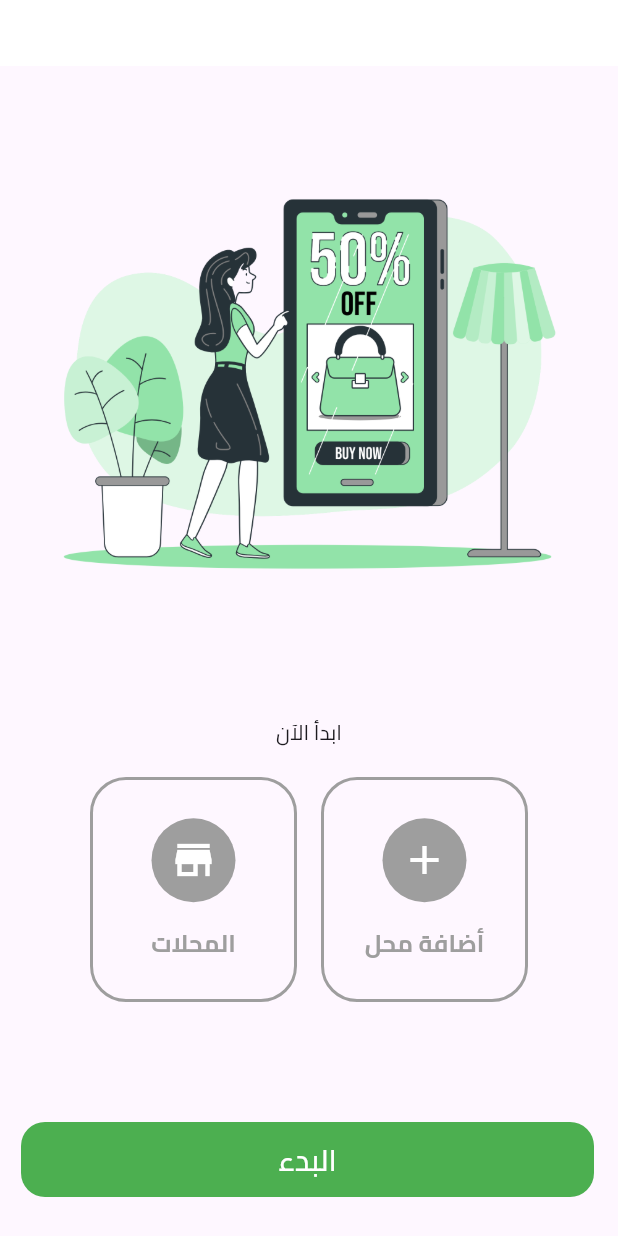
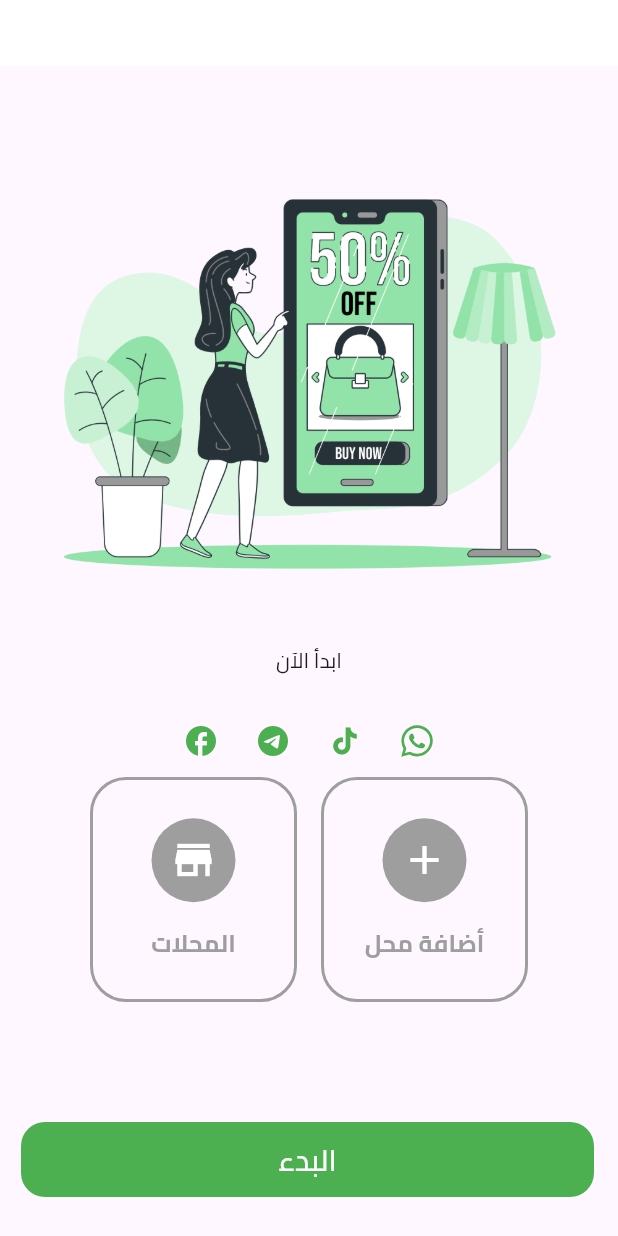
Before and after one commit to yassabadr4/ween-app, a Flutter app: the screen it shows after launch, swiped to page 4, on a phone screen of 412 x 824 dp. Run offline on Flutter 3.47's test engine with Material 3 defaults, Android fonts, the phone set to English and light mode, and no system bars; drawn by our look-alikes of flutter_onboarding_slider; our stand-ins replace bloc, cached_network_image, carousel_slider, dio, equatable, firebase_auth and 7 more; accounts and stored records are empty.

Commit message:
finishing ui

```diff
--- a/lib/features/Splash/onboarding.dart
+++ b/lib/features/Splash/onboarding.dart
@@ -2,7 +2,10 @@ import 'package:flutter/cupertino.dart';
 import 'package:flutter/material.dart';
 import 'package:flutter_onboarding_slider/flutter_onboarding_slider.dart';
 import 'package:go_router/go_router.dart';
+import 'package:ionicons/ionicons.dart';
+import 'package:url_launcher/url_launcher.dart';
 import 'package:ween/core/componants/assets.dart';
+import 'package:ween/features/Splash/presentation/view/custom_icon.dart';
 
 import '../../core/componants/buttons/button_card.dart';
 import '../../core/componants/colors.dart';
@@ -18,8 +21,10 @@ class OnBoarding extends StatefulWidget {
 bool isOwner = false;
 bool isCustomer = false;
 
+
 class _OnBoardingState extends State<OnBoarding> {
 
+  final Uri url1 = Uri.parse('https://www.facebook.com/profile.php?id=61551255039332');
   @override
   Widget build(BuildContext context) {
     return CupertinoApp(
@@ -54,8 +59,11 @@ class _OnBoardingState extends State<OnBoarding> {
           const Column(
             mainAxisAlignment: MainAxisAlignment.end,
             children: [
-              Center(child: Text(' ween app مرحبا ! اكتشف أفضل الخصومات والعروض فقط من',textAlign: TextAlign.center)),
-              const SizedBox(
+              Center(
+                  child: Text(
+                      ' ween app مرحبا ! اكتشف أفضل الخصومات والعروض فقط من',
+                      textAlign: TextAlign.center)),
+              SizedBox(
                 height: 120,
               )
             ],
@@ -63,8 +71,12 @@ class _OnBoardingState extends State<OnBoarding> {
           const Column(
             mainAxisAlignment: MainAxisAlignment.end,
             children: [
-              Center(child: Text('استفد من تنوع الخصومات والعروض المقدمة فى جميع المحلات وعلى جميع الخدمات',textAlign: TextAlign.center,)),
-              const SizedBox(
+              Center(
+                  child: Text(
+                'استفد من تنوع الخصومات والعروض المقدمة فى جميع المحلات وعلى جميع الخدمات',
+                textAlign: TextAlign.center,
+              )),
+              SizedBox(
                 height: 120,
               )
             ],
@@ -72,8 +84,11 @@ class _OnBoardingState extends State<OnBoarding> {
           const Column(
             mainAxisAlignment: MainAxisAlignment.end,
             children: [
-              Center(child: Text('استمتع بخصومات حصرية تجعل تسوقك أكثر متعة واقتصادا',textAlign: TextAlign.center)),
-              const SizedBox(
+              Center(
+                  child: Text(
+                      'استمتع بخصومات حصرية تجعل تسوقك أكثر متعة واقتصادا',
+                      textAlign: TextAlign.center)),
+              SizedBox(
                 height: 120,
               )
             ],
@@ -81,10 +96,45 @@ class _OnBoardingState extends State<OnBoarding> {
           Column(
             mainAxisAlignment: MainAxisAlignment.end,
             children: [
-              Text('ابدأ الآن',textAlign: TextAlign.center,),
-              SizedBox(
+              const Text(
+                'ابدأ الآن',
+                textAlign: TextAlign.center,
+              ),
+              const SizedBox(
                 height: 20,
               ),
+              Row(mainAxisAlignment: MainAxisAlignment.center, children: [
+                CustomIcon(
+                  onPressed: () {
+                    launchUrl(url1);
+                  },
+                  icon: const Icon(
+                    Icons.facebook,
+                    color: kPrimary,
+                  ),
+                ),
+                CustomIcon(
+                  onPressed: () {},
+                  icon: const Icon(
+                    Icons.telegram,
+                    color: kPrimary,
+                  ),
+                ),
+                CustomIcon(
+                  onPressed: () {},
+                  icon: const Icon(
+                    Icons.tiktok,
+                    color: kPrimary,
+                  ),
+                ),
+                CustomIcon(
+                  onPressed: () {},
+                  icon: const Icon(
+                    Ionicons.logo_whatsapp,
+                    color: kPrimary,
+                  ),
+                ),
+              ]),
               Row(
                 mainAxisAlignment: MainAxisAlignment.center,
                 children: [
--- /dev/null
+++ b/lib/features/Splash/presentation/view/custom_icon.dart
@@ -0,0 +1,14 @@
+import 'package:flutter/material.dart';
+
+class CustomIcon extends StatelessWidget {
+  const CustomIcon({super.key, this.onPressed, required this.icon});
+ final void Function()? onPressed;
+ final Widget icon;
+  @override
+  Widget build(BuildContext context) {
+    return  IconButton(
+      onPressed: onPressed,
+      icon: icon,
+    );
+  }
+}
--- a/pubspec.yaml
+++ b/pubspec.yaml
@@ -49,6 +49,7 @@ dependencies:
   intl_phone_field: ^3.2.0
   ionicons: ^0.2.2
   pinput: ^3.0.1
+  url_launcher: ^6.2.1
 
 dev_dependencies:
   flutter_lints: ^2.0.0
```
Also changed, not shown: lib/features/Auth/presentation/views/login_page.dart (+0 -12 lines), lib/features/Auth/presentation/views/signup_page.dart (+2 -8 lines), lib/features/Create Store/pressentaion/views/create_view.dart (+9 -2 lines), pubspec.lock, 5 other files.
